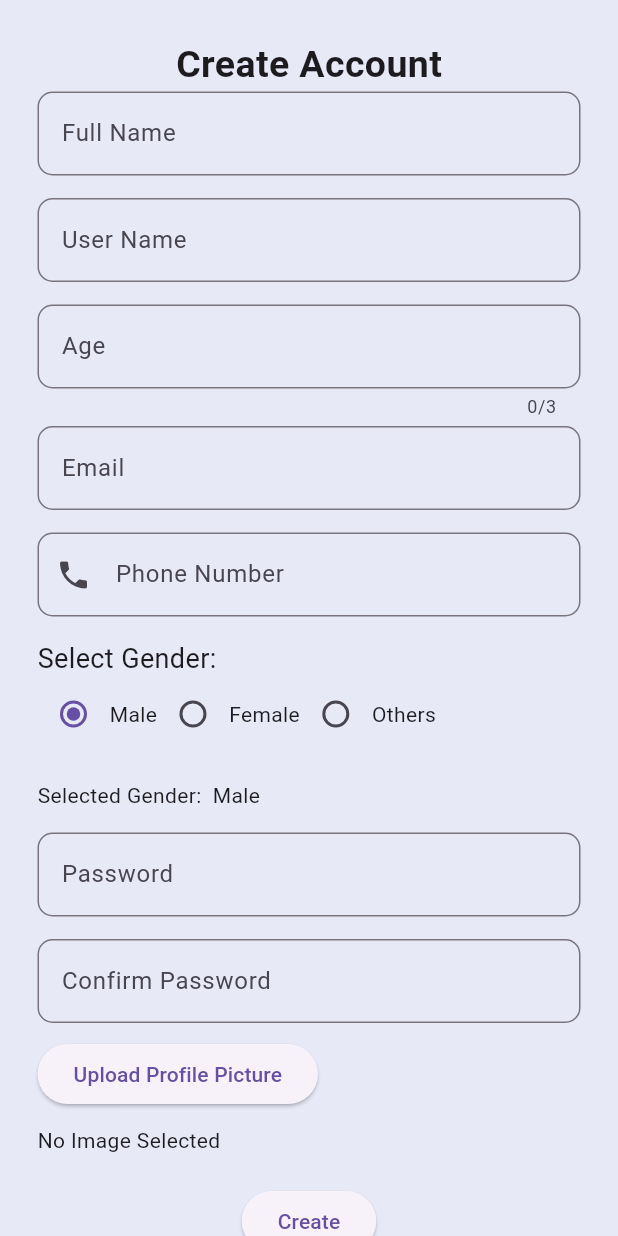
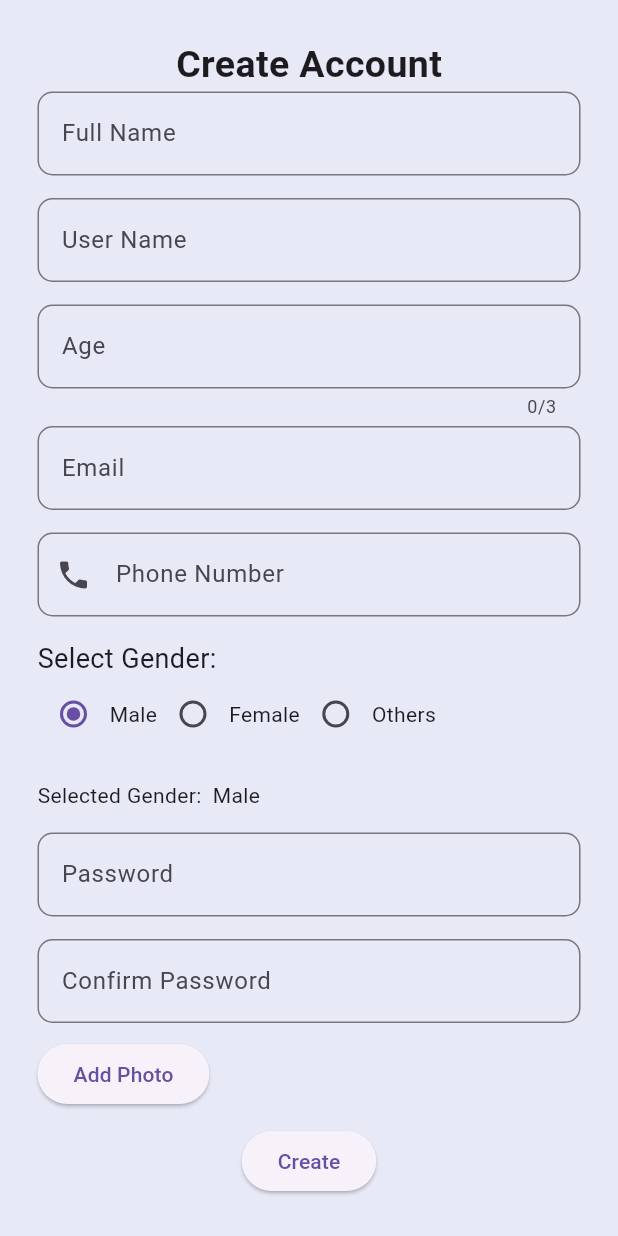
Before and after one commit to Onome15/EchoFeed, a Flutter app: the MyHomePage screen opened directly, on a phone screen of 412 x 824 dp. Run offline on Flutter 3.47's test engine with Material 3 defaults, Android fonts, the phone set to English and light mode, and no system bars; our stand-ins replace file_picker, shared_preferences; accounts and stored records are empty.

Commit message:
Added a post photo option

```diff
--- a/lib/registration_page_helper.dart
+++ b/lib/registration_page_helper.dart
@@ -345,15 +345,11 @@ class _MyHomePageState extends State<MyHomePage> {
                     const SizedBox(height: 10),
                     ElevatedButton(
                       onPressed: _pickImage,
-                      child: const Text('Upload Profile Picture'),
+                      child: Text(_profileImage != null
+                          ? 'Photo selected'
+                          : 'Add Photo'),
                     ),
                     const SizedBox(height: 10),
-
-                    // Show selected image preview if an image is picked
-                    _profileImage != null
-                        ? const Text('Image Selected')
-                        : const Text('No Image Selected'),
-                    const SizedBox(height: 20),
                     Center(
                       child: ElevatedButton(
                         onPressed: () {
```
Also changed, not shown: lib/news_feed.dart (+35 -12 lines).
